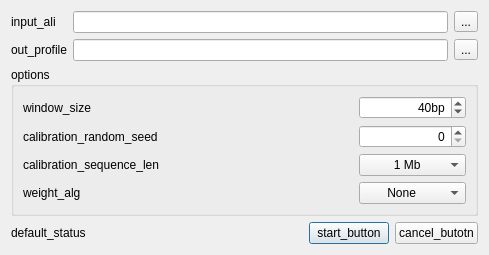
The window that src/plugins_3rdparty/sitecon/src/ui/SiteconBuildDialog.ui (dualword/ugene-qt4) describes before a commit, drawn with Qt 5.
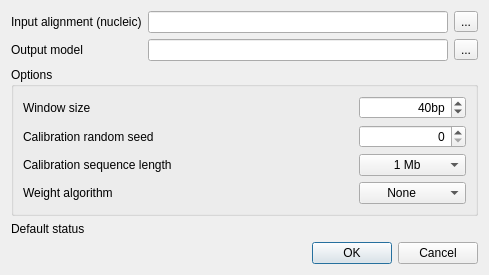
The same window after the commit.

The edit to the form file:
```diff
--- a/src/plugins_3rdparty/sitecon/src/ui/SiteconBuildDialog.ui
+++ b/src/plugins_3rdparty/sitecon/src/ui/SiteconBuildDialog.ui
@@ -1,12 +1,12 @@
 <ui version="4.0" >
  <class>SiteconBuildDialog</class>
- <widget class="QDialog" name="SiteconBuildDialog" >
-  <property name="geometry" >
+ <widget class="QDialog" name="SiteconBuildDialog">
+  <property name="geometry">
    <rect>
     <x>0</x>
     <y>0</y>
     <width>489</width>
-    <height>243</height>
+    <height>259</height>
    </rect>
   </property>
   <property name="windowTitle" >
@@ -14,11 +14,11 @@
   </property>
   <layout class="QVBoxLayout" name="verticalLayout" >
    <item>
-    <layout class="QGridLayout" name="gridLayout_2" >
-     <item row="0" column="0" >
-      <widget class="QLabel" name="inputLabel" >
-       <property name="text" >
-        <string>input_ali</string>
+    <layout class="QGridLayout" name="gridLayout_2">
+     <item row="0" column="0">
+      <widget class="QLabel" name="inputLabel">
+       <property name="text">
+        <string>Input alignment (nucleic)</string>
        </property>
       </widget>
      </item>
@@ -32,10 +32,10 @@
        </property>
       </widget>
      </item>
-     <item row="1" column="0" >
-      <widget class="QLabel" name="outputLabel" >
-       <property name="text" >
-        <string>out_profile</string>
+     <item row="1" column="0">
+      <widget class="QLabel" name="outputLabel">
+       <property name="text">
+        <string>Output model</string>
        </property>
       </widget>
      </item>
@@ -52,9 +52,9 @@
     </layout>
    </item>
    <item>
-    <widget class="QGroupBox" name="optionsBox" >
-     <property name="title" >
-      <string>options</string>
+    <widget class="QGroupBox" name="optionsBox">
+     <property name="title">
+      <string>Options</string>
      </property>
      <layout class="QGridLayout" name="gridLayout" >
       <item row="0" column="0" >
@@ -62,8 +62,8 @@
         <property name="toolTip" >
          <string>win_tip</string>
         </property>
-        <property name="text" >
-         <string>window_size</string>
+        <property name="text">
+         <string>Window size</string>
         </property>
        </widget>
       </item>
@@ -113,8 +113,8 @@
         <property name="toolTip" >
          <string>seed_tip</string>
         </property>
-        <property name="text" >
-         <string>calibration_random_seed</string>
+        <property name="text">
+         <string>Calibration random seed</string>
         </property>
        </widget>
       </item>
@@ -164,8 +164,8 @@
         <property name="toolTip" >
          <string>seq_len_tip</string>
         </property>
-        <property name="text" >
-         <string>calibration_sequence_len</string>
+        <property name="text">
+         <string>Calibration sequence length</string>
         </property>
        </widget>
       </item>
@@ -223,8 +223,8 @@
         <property name="toolTip" >
          <string>algo_tip</string>
         </property>
-        <property name="text" >
-         <string>weight_alg</string>
+        <property name="text">
+         <string>Weight algorithm</string>
         </property>
        </widget>
       </item>
@@ -280,41 +280,21 @@
    <item>
     <layout class="QHBoxLayout" name="horizontalLayout" >
      <item>
-      <widget class="QLabel" name="statusLabel" >
-       <property name="text" >
-        <string>default_status</string>
-       </property>
-      </widget>
-     </item>
-     <item>
-      <spacer name="horizontalSpacer_1" >
-       <property name="orientation" >
-        <enum>Qt::Horizontal</enum>
-       </property>
-       <property name="sizeHint" stdset="0" >
-        <size>
-         <width>40</width>
-         <height>20</height>
-        </size>
-       </property>
-      </spacer>
-     </item>
-     <item>
-      <widget class="QPushButton" name="okButton" >
-       <property name="text" >
-        <string>start_button</string>
-       </property>
-      </widget>
-     </item>
-     <item>
-      <widget class="QPushButton" name="cancelButton" >
-       <property name="text" >
-        <string>cancel_butotn</string>
+      <widget class="QLabel" name="statusLabel">
+       <property name="text">
+        <string>Default status</string>
        </property>
       </widget>
      </item>
     </layout>
    </item>
+   <item>
+    <widget class="QDialogButtonBox" name="buttonBox">
+     <property name="standardButtons">
+      <set>QDialogButtonBox::Cancel|QDialogButtonBox::Ok</set>
+     </property>
+    </widget>
+   </item>
   </layout>
  </widget>
  <resources/>
```
Left out of the diff: 201 changed lines with no effect on the pictures.
